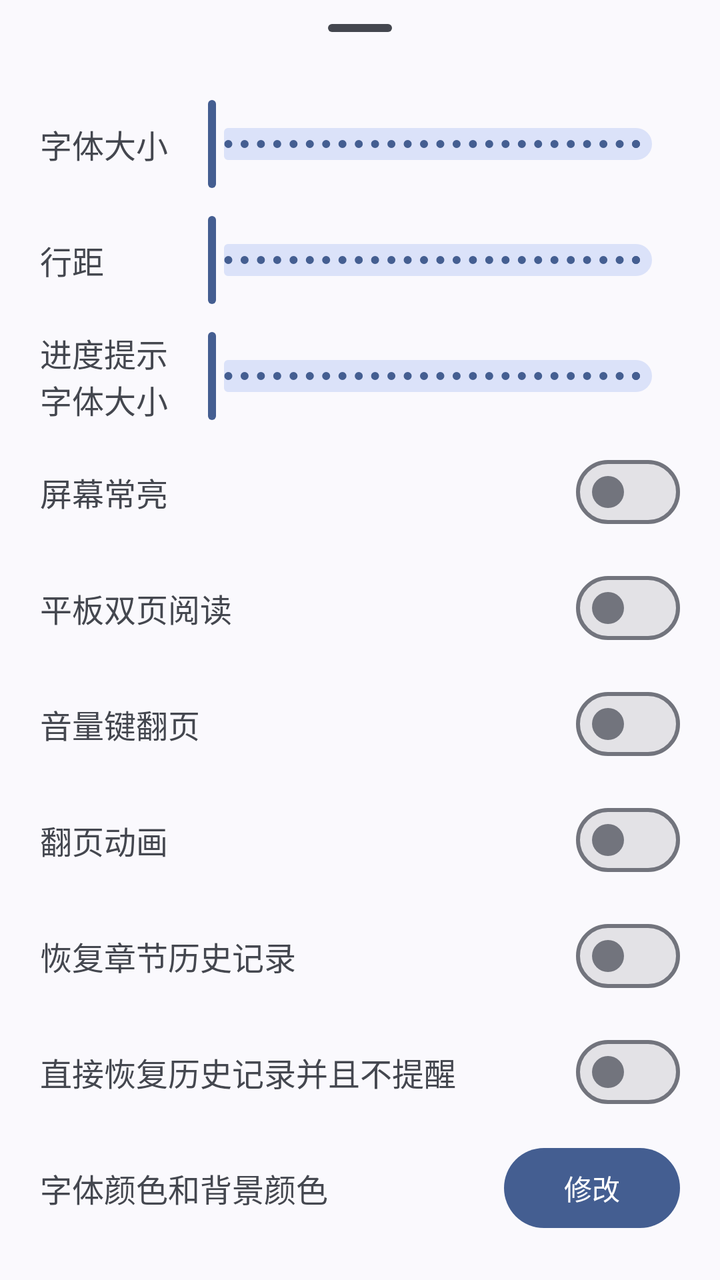
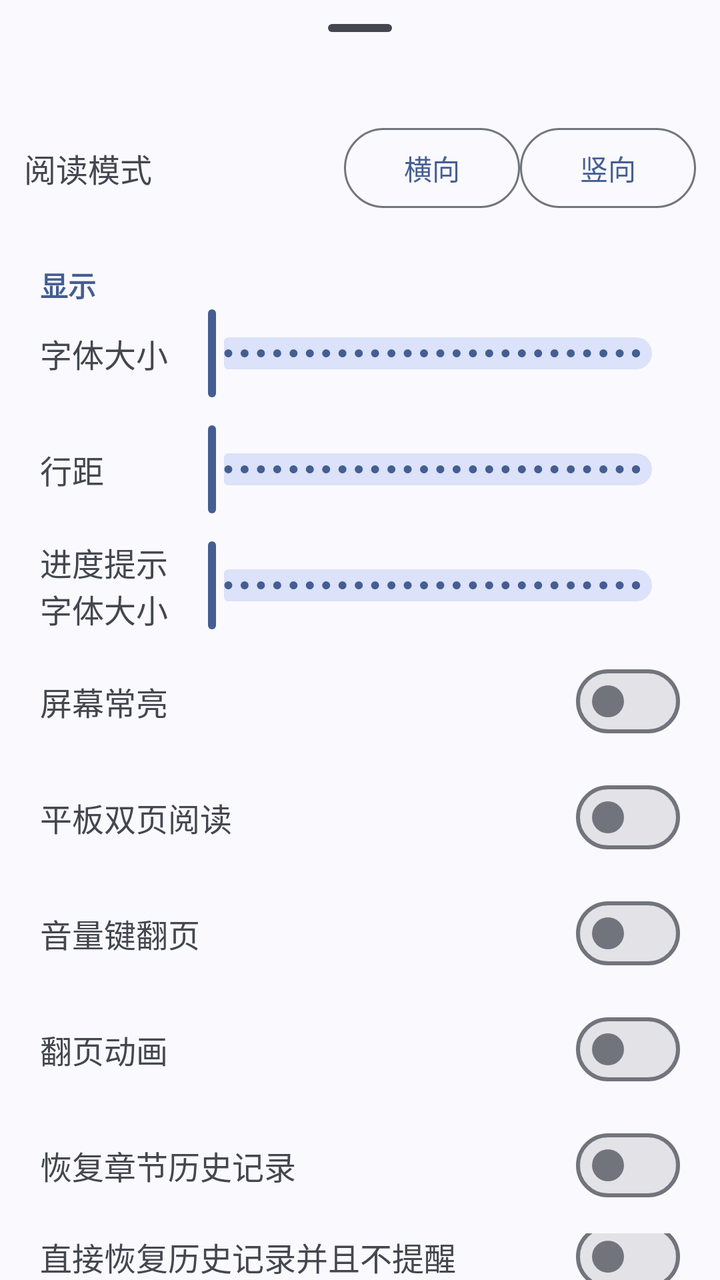

An Android layout rendered at two revisions. The XML below is the earlier revision; the diff shows what the commit changed to produce the second picture.
<!-- AndroidManifest.xml: application theme Theme.HikariNovel -->
<!-- res/layout/view_horizontal_read_config.xml -->
<?xml version="1.0" encoding="utf-8"?>
<LinearLayout xmlns:android="http://schemas.android.com/apk/res/android"
    android:layout_width="match_parent"
    android:layout_height="wrap_content"
    android:layout_gravity="bottom"
    android:orientation="vertical">

    <com.google.android.material.bottomsheet.BottomSheetDragHandleView
        android:layout_width="match_parent"
        android:layout_height="wrap_content" />

    <LinearLayout
        android:layout_width="match_parent"
        android:layout_height="wrap_content"
        android:orientation="vertical">

        <LinearLayout
            android:layout_width="match_parent"
            android:layout_height="wrap_content"
            android:layout_marginLeft="20dp"
            android:layout_marginRight="20dp"
            android:gravity="center"
            android:orientation="horizontal">

            <TextView
                android:layout_width="0dp"
                android:layout_height="wrap_content"
                android:layout_weight="1"
                android:text="@string/font_size"
                android:textSize="16sp" />

            <com.google.android.material.slider.Slider
                android:id="@+id/s_v_h_read_config_font_size"
                android:layout_width="0dp"
                android:layout_height="wrap_content"
                android:layout_weight="4"
                android:stepSize="1"
                android:valueFrom="30"
                android:valueTo="100" />
        </LinearLayout>

        <LinearLayout
            android:layout_width="match_parent"
            android:layout_height="wrap_content"
            android:layout_marginLeft="20dp"
            android:layout_marginRight="20dp"
            android:layout_marginTop="10dp"
            android:gravity="center"
            android:orientation="horizontal">

            <TextView
                android:layout_width="0dp"
                android:layout_height="wrap_content"
                android:layout_weight="1"
                android:text="@string/line_spacing"
                android:textSize="16sp" />

            <com.google.android.material.slider.Slider
                android:id="@+id/s_v_h_read_config_line_spacing"
                android:layout_width="0dp"
                android:layout_height="wrap_content"
                android:layout_weight="4"
                android:stepSize="0.1"
                android:valueFrom="1"
                android:valueTo="5" />
        </LinearLayout>

        <LinearLayout
            android:layout_width="match_parent"
            android:layout_height="wrap_content"
            android:layout_marginLeft="20dp"
            android:layout_marginRight="20dp"
            android:layout_marginTop="10dp"
            android:gravity="center"
            android:orientation="horizontal">

            <TextView
                android:layout_width="0dp"
                android:layout_height="wrap_content"
                android:layout_weight="1"
                android:text="@string/progress_text_size"
                android:textSize="16sp" />

            <com.google.android.material.slider.Slider
                android:id="@+id/s_v_h_read_config_bottom_text_size"
                android:layout_width="0dp"
                android:layout_height="wrap_content"
                android:layout_weight="4"
                android:stepSize="1"
                android:valueFrom="1"
                android:valueTo="100" />
        </LinearLayout>

        <LinearLayout
            android:layout_width="match_parent"
            android:layout_height="wrap_content"
            android:layout_marginLeft="20dp"
            android:layout_marginTop="10dp"
            android:layout_marginRight="20dp"
            android:gravity="center"
            android:orientation="horizontal">

            <TextView
                android:layout_width="0dp"
                android:layout_height="wrap_content"
                android:layout_weight="1"
                android:text="@string/keep_screen_on"
                android:textSize="16sp" />

            <com.google.android.material.materialswitch.MaterialSwitch
                android:id="@+id/s_v_h_read_config_keep_screen_on"
                android:layout_width="wrap_content"
                android:layout_height="wrap_content" />

        </LinearLayout>

        <LinearLayout
            android:layout_width="match_parent"
            android:layout_height="wrap_content"
            android:layout_marginLeft="20dp"
            android:layout_marginTop="10dp"
            android:layout_marginRight="20dp"
            android:gravity="center"
            android:orientation="horizontal">

            <TextView
                android:layout_width="0dp"
                android:layout_height="wrap_content"
                android:layout_weight="1"
                android:text="@string/tablet_double_page"
                android:textSize="16sp" />

            <com.google.android.material.materialswitch.MaterialSwitch
                android:id="@+id/s_v_h_read_config_tablet_double_page"
                android:layout_width="wrap_content"
                android:layout_height="wrap_content" />

        </LinearLayout>

        <LinearLayout
            android:layout_width="match_parent"
            android:layout_height="wrap_content"
            android:layout_marginLeft="20dp"
            android:layout_marginTop="10dp"
            android:layout_marginRight="20dp"
            android:gravity="center"
            android:orientation="horizontal">

            <TextView
                android:layout_width="0dp"
                android:layout_height="wrap_content"
                android:layout_weight="1"
                android:text="@string/key_down_switch_chapter"
                android:textSize="16sp" />

            <com.google.android.material.materialswitch.MaterialSwitch
                android:id="@+id/s_v_h_read_config_key_down_switch_chapter"
                android:layout_width="wrap_content"
                android:layout_height="wrap_content" />

        </LinearLayout>

        <LinearLayout
            android:layout_width="match_parent"
            android:layout_height="wrap_content"
            android:layout_marginLeft="20dp"
            android:layout_marginTop="10dp"
            android:layout_marginRight="20dp"
            android:gravity="center"
            android:orientation="horizontal">

            <TextView
                android:layout_width="0dp"
                android:layout_height="wrap_content"
                android:layout_weight="1"
                android:text="@string/switch_animation"
                android:textSize="16sp" />

            <com.google.android.material.materialswitch.MaterialSwitch
                android:id="@+id/s_v_h_read_config_switch_animation"
                android:layout_width="wrap_content"
                android:layout_height="wrap_content" />

        </LinearLayout>

        <LinearLayout
            android:layout_width="match_parent"
            android:layout_height="wrap_content"
            android:layout_marginLeft="20dp"
            android:layout_marginTop="10dp"
            android:layout_marginRight="20dp"
            android:gravity="center"
            android:orientation="horizontal">

            <TextView
                android:layout_width="0dp"
                android:layout_height="wrap_content"
                android:layout_weight="1"
                android:text="@string/restore_chapter_read_history_with_confirm"
                android:textSize="16sp" />

            <com.google.android.material.materialswitch.MaterialSwitch
                android:id="@+id/s_v_h_read_config_restore_chapter_read_history"
                android:layout_width="wrap_content"
                android:layout_height="wrap_content" />

        </LinearLayout>

        <LinearLayout
            android:layout_width="match_parent"
            android:layout_height="wrap_content"
            android:layout_marginLeft="20dp"
            android:layout_marginTop="10dp"
            android:layout_marginRight="20dp"
            android:gravity="center"
            android:orientation="horizontal">

            <TextView
                android:layout_width="0dp"
                android:layout_height="wrap_content"
                android:layout_weight="1"
                android:text="@string/restore_chapter_read_history_without_confirm"
                android:textSize="16sp" />

            <com.google.android.material.materialswitch.MaterialSwitch
                android:id="@+id/s_v_h_read_config_restore_chapter_read_history_without_confirm"
                android:layout_width="wrap_content"
                android:layout_height="wrap_content" />

        </LinearLayout>

        <LinearLayout
            android:layout_width="match_parent"
            android:layout_height="wrap_content"
            android:layout_marginLeft="20dp"
            android:layout_marginTop="10dp"
            android:layout_marginRight="20dp"
            android:gravity="center"
            android:orientation="horizontal">

            <TextView
                android:layout_width="0dp"
                android:layout_height="wrap_content"
                android:layout_weight="1"
                android:text="@string/font_color_bg_color"
                android:textSize="16sp" />

            <com.google.android.material.button.MaterialButton
                android:id="@+id/b_v_h_read_config_color"
                android:layout_width="wrap_content"
                android:layout_height="wrap_content"
                android:text="@string/modify" />

        </LinearLayout>

    </LinearLayout>

</LinearLayout>
<!-- resources referenced by this layout -->
<resources>
  <string name="font_color_bg_color">字体颜色和背景颜色</string>
  <string name="font_size">字体大小</string>
  <string name="keep_screen_on">屏幕常亮</string>
  <string name="key_down_switch_chapter">音量键翻页</string>
  <string name="line_spacing">行距</string>
  <string name="modify">修改</string>
  <string name="progress_text_size">进度提示字体大小</string>
  <string name="restore_chapter_read_history_with_confirm">恢复章节历史记录</string>
  <string name="restore_chapter_read_history_without_confirm">直接恢复历史记录并且不提醒</string>
  <string name="switch_animation">翻页动画</string>
  <string name="tablet_double_page">平板双页阅读</string>
  <style name="Theme.HikariNovel" parent="Base.Theme.HikariNovel">
          <item name="android:navigationBarColor">@android:color/transparent</item>
          <item name="android:statusBarColor">@android:color/transparent</item>
          <item name="android:windowLightStatusBar">?attr/isLightTheme</item>
      </style>
  <style name="Base.Theme.HikariNovel" parent="Theme.Material3.DynamicColors.DayNight.NoActionBar">
          
  
      </style>
</resources>

<!-- the commit's change to res/layout/view_horizontal_read_config.xml (unified diff, before → after) -->
@@ -9,11 +9,19 @@
         android:layout_width="match_parent"
         android:layout_height="wrap_content" />
 
+    <LinearLayout android:layout_width="match_parent" android:layout_height="wrap_content" android:gravity="center" android:padding="12dp" android:orientation="horizontal">
+        <TextView android:layout_width="0dp" android:layout_height="wrap_content" android:layout_weight="1" android:text="@string/read_mode" android:textSize="16sp" />
+        <com.google.android.material.button.MaterialButton android:id="@+id/b_h_read_config_horizontal" style="@style/Widget.Material3.Button.OutlinedButton" android:layout_width="wrap_content" android:layout_height="wrap_content" android:text="@string/horizontal" />
+        <com.google.android.material.button.MaterialButton android:id="@+id/b_h_read_config_vertical" style="@style/Widget.Material3.Button.OutlinedButton" android:layout_width="wrap_content" android:layout_height="wrap_content" android:text="@string/vertical" />
+    </LinearLayout>
+
     <LinearLayout
         android:layout_width="match_parent"
         android:layout_height="wrap_content"
         android:orientation="vertical">
 
+        <TextView android:layout_width="match_parent" android:layout_height="wrap_content" android:paddingLeft="20dp" android:paddingTop="12dp" android:text="@string/display_settings" android:textColor="?colorPrimary" android:textStyle="bold" />
+
         <LinearLayout
             android:layout_width="match_parent"
             android:layout_height="wrap_content"
<!-- resource entries referenced after the edit -->
@@ -1,16 +1,20 @@
 <!-- resources referenced by this layout -->
 <resources>
+  <string name="display_settings">显示</string>
   <string name="font_color_bg_color">字体颜色和背景颜色</string>
   <string name="font_size">字体大小</string>
+  <string name="horizontal">横向</string>
   <string name="keep_screen_on">屏幕常亮</string>
   <string name="key_down_switch_chapter">音量键翻页</string>
   <string name="line_spacing">行距</string>
   <string name="modify">修改</string>
   <string name="progress_text_size">进度提示字体大小</string>
+  <string name="read_mode">阅读模式</string>
   <string name="restore_chapter_read_history_with_confirm">恢复章节历史记录</string>
   <string name="restore_chapter_read_history_without_confirm">直接恢复历史记录并且不提醒</string>
   <string name="switch_animation">翻页动画</string>
   <string name="tablet_double_page">平板双页阅读</string>
+  <string name="vertical">竖向</string>
   <style name="Theme.HikariNovel" parent="Base.Theme.HikariNovel">
           <item name="android:navigationBarColor">@android:color/transparent</item>
           <item name="android:statusBarColor">@android:color/transparent</item>
